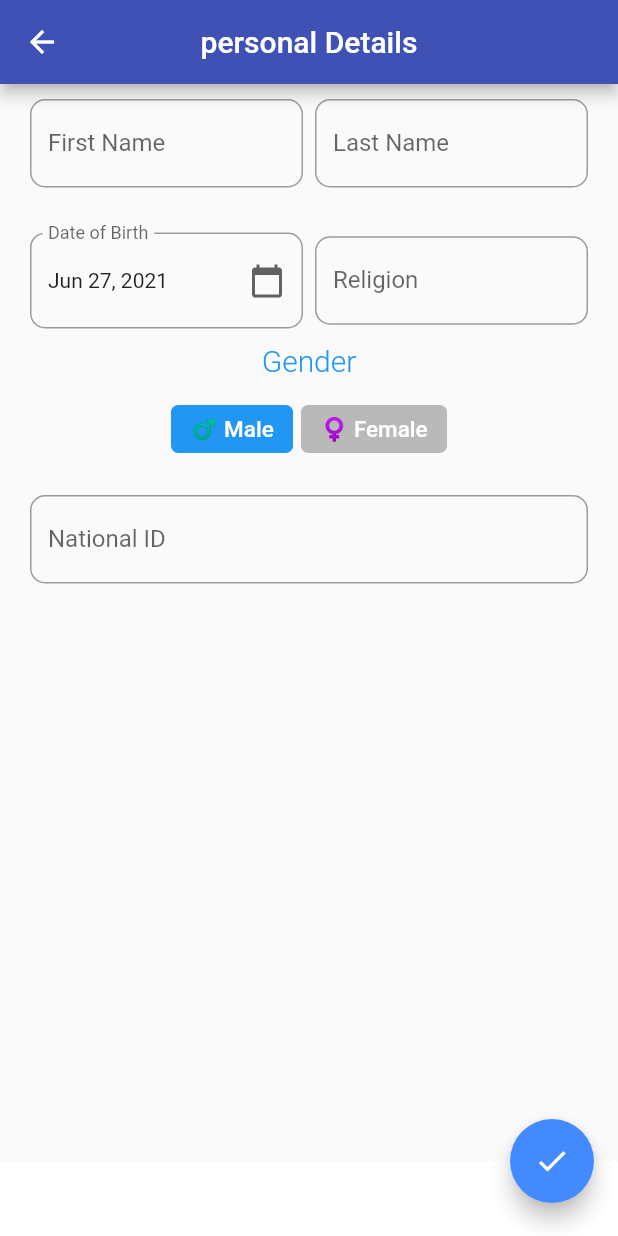
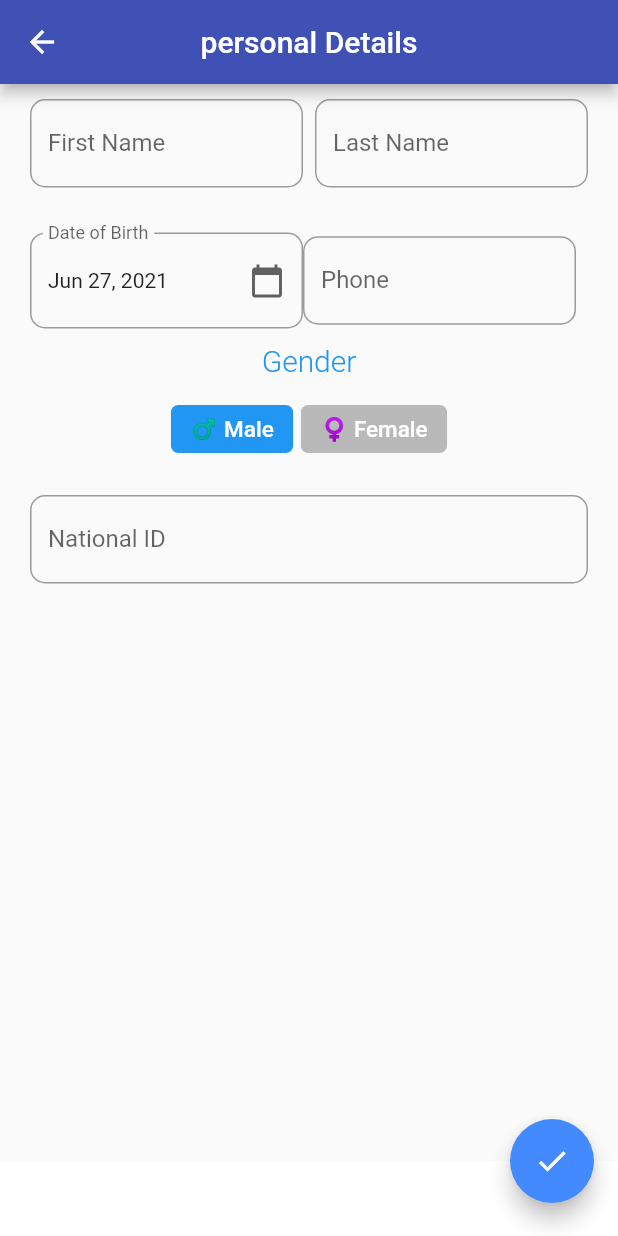
Before and after one commit to MFrankestien/sahlhaly_event_planner, a Flutter app: the EditPersonalDetails screen opened directly, on a phone screen of 412 x 824 dp. Run offline on Flutter 3.47's test engine with Material 2 defaults, Android fonts, the phone set to English and light mode, and no system bars; our stand-ins replace cloud_firestore, firebase_auth, firebase_core, firebase_storage, flip_card, fluttertoast and 4 more; accounts and stored records are empty; network calls fail.

Commit message:
registeration model

```diff
--- a/lib/profile_details/edit_personal_details.dart
+++ b/lib/profile_details/edit_personal_details.dart
@@ -1,4 +1,6 @@
 
+import 'package:cloud_firestore/cloud_firestore.dart';
+import 'package:firebase_auth/firebase_auth.dart';
 import 'package:flutter/material.dart';
 import 'package:intl/intl.dart';
 import 'package:sahlhaly_event_planner/Component/bottomInfoBar.dart';
@@ -38,8 +40,30 @@ class _EditPersonalDetailsState extends State<EditPersonalDetails> {
   }
 
 
-  TextEditingController _Firstname,_Lastname,_Gender,_Religion,_NationalID;
+  TextEditingController _Firstname,_Lastname,_phone,_NationalID;
   final _formkeyJS = GlobalKey<FormState>();
+  final FirebaseAuth auth = FirebaseAuth.instance;
+  final FirebaseFirestore _firestore = FirebaseFirestore.instance;
+  Future getuserdata() async {
+    User userid = auth.currentUser;
+    _Firstname= new TextEditingController();
+    _Lastname= new TextEditingController();
+    _phone= new TextEditingController();
+    _NationalID= new TextEditingController();
+
+    var usertype=await _firestore.collection('Users').doc(userid.uid).get().then
+      ((DocumentSnapshot) async {
+
+      setState(() {
+        _phone.text = DocumentSnapshot.data()['Phone'];
+        _Firstname.text = DocumentSnapshot.data()['FirstName'];
+        _Lastname.text = DocumentSnapshot.data()['LastName'];
+        _NationalID.text= DocumentSnapshot.data()['NationalID'];
+
+      });
+
+      print("typeroute $gender");
+    });}
 
 
   String gender = "";
@@ -52,6 +76,7 @@ class _EditPersonalDetailsState extends State<EditPersonalDetails> {
   void initState() {
     // TODO: implement initState
     super.initState();
+    getuserdata();
     _defaultGenderChoiceIndex = 0;
   }
 
@@ -134,26 +159,25 @@ class _EditPersonalDetailsState extends State<EditPersonalDetails> {
                         },
                       ),
                     ),
-                    SizedBox(width: 8.0),
                     Expanded(
                       child: TextFormField(
-                        controller: _Religion,
                         validator: (val) =>
-                        val.isEmpty ? 'Enter Your Religion' : null,
+                        val.isEmpty ? 'Enter Your phone ' : null,
                         onChanged: (val) {
-                          TextSelection previousSelection = _Religion.selection;
-                          _Religion.text = val;
-                          _Religion.selection = previousSelection;
+                          TextSelection previousSelection = _phone.selection;
+                          _phone.text= val;
+                          _phone.selection = previousSelection;
 
                         },
+                        controller: _phone,
                         decoration: InputDecoration(
                           border: OutlineInputBorder(
-                              borderRadius:
-                              BorderRadius.all(Radius.circular(10.0))),
-                          labelText: "Religion",
+                              borderRadius: BorderRadius.circular(10.0)),
+                          labelText: "Phone",
                         ),
                       ),
-                    )
+                    ),
+                    SizedBox(width: 8.0),
                   ],
                 ),
                 SizedBox(height: 10.0),
```
